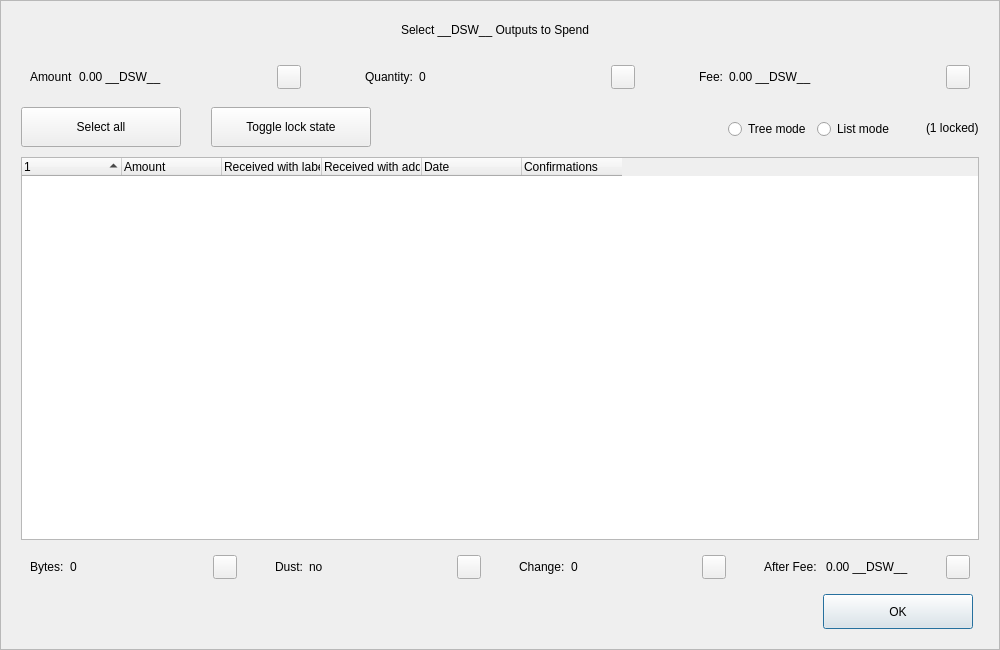
decenomy/DSW, file src/qt/forms/coincontroldialog.ui: the form before one commit.
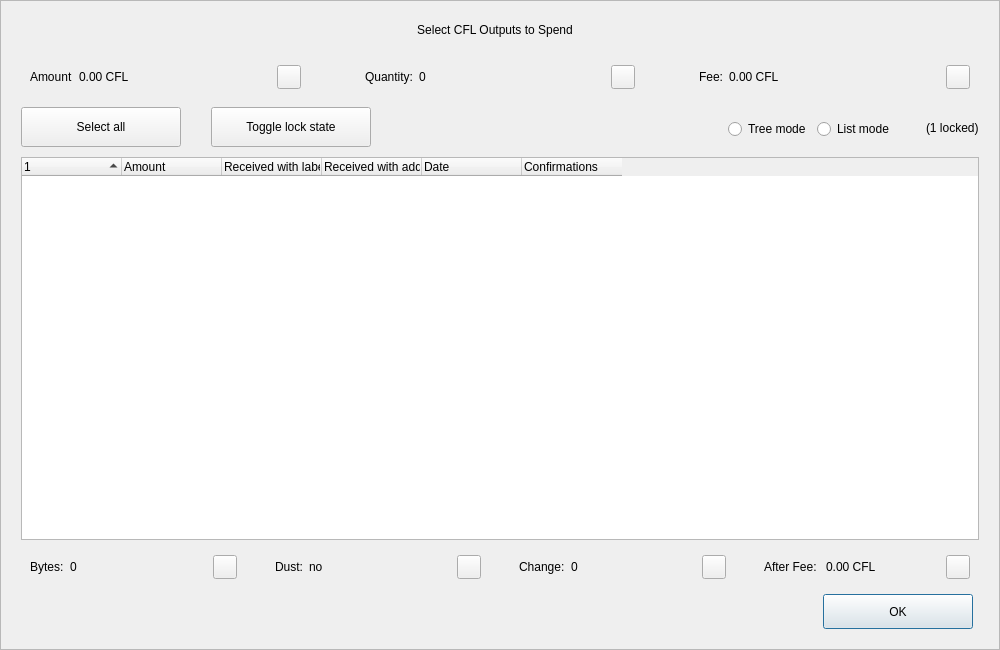
The form after the commit. Custom widgets are drawn as their Qt base class.

The edit to the form file:
```diff
--- a/src/qt/forms/coincontroldialog.ui
+++ b/src/qt/forms/coincontroldialog.ui
@@ -98,7 +98,7 @@
            </size>
           </property>
           <property name="text">
-           <string>Select __DSW__ Outputs to Spend</string>
+           <string>Select CFL Outputs to Spend</string>
           </property>
           <property name="alignment">
            <set>Qt::AlignCenter</set>
@@ -144,7 +144,7 @@
            <item>
             <widget class="QLabel" name="labelCoinControlAmount">
              <property name="text">
-              <string>0.00 __DSW__</string>
+              <string>0.00 CFL</string>
              </property>
             </widget>
            </item>
@@ -268,7 +268,7 @@
            <item>
             <widget class="QLabel" name="labelCoinControlFee">
              <property name="text">
-              <string>0.00 __DSW__</string>
+              <string>0.00 CFL</string>
              </property>
             </widget>
            </item>
@@ -729,7 +729,7 @@
            <item>
             <widget class="QLabel" name="labelCoinControlAfterFee">
              <property name="text">
-              <string>0.00 __DSW__</string>
+              <string>0.00 CFL</string>
              </property>
             </widget>
            </item>
```
